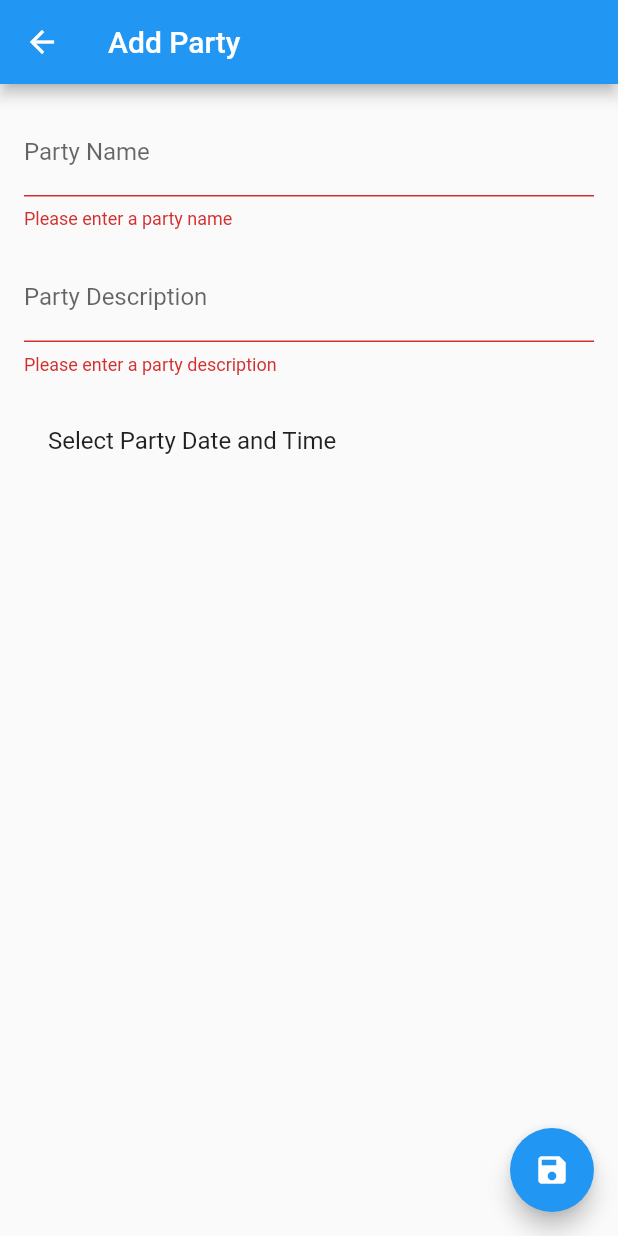
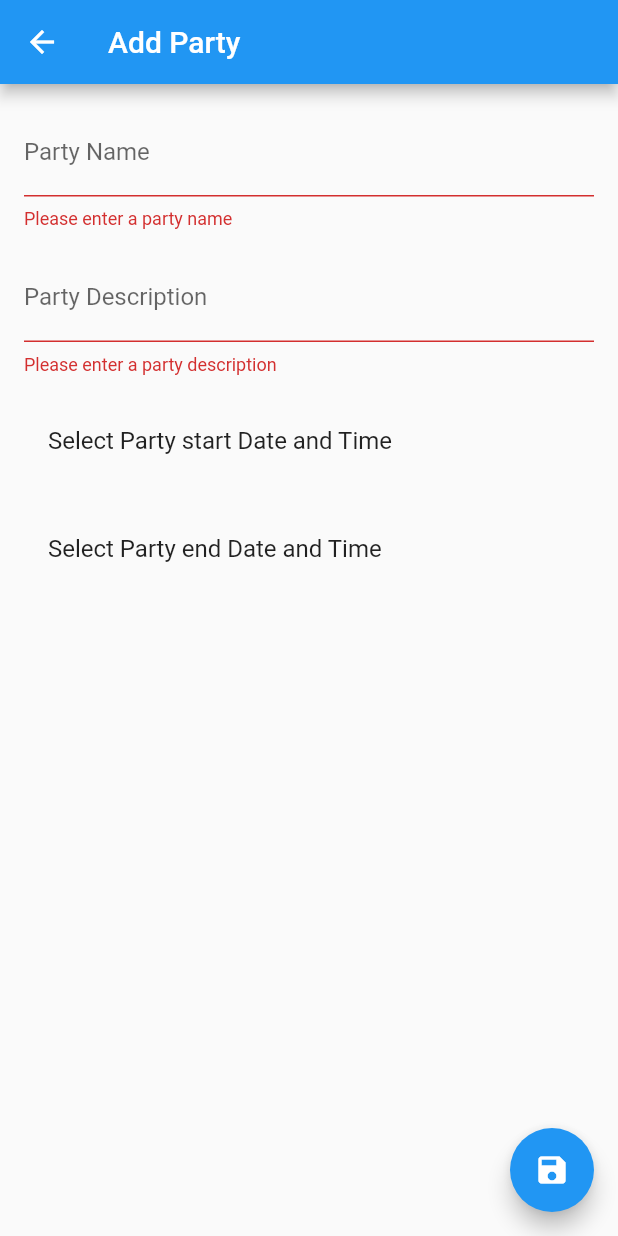
Before and after one commit to jomarderrie/partyplannerflutter, a Flutter app: the AddPartyScreen screen opened directly, after a tap on the "save" icon, on a phone screen of 412 x 824 dp. Run offline on Flutter 3.47's test engine with Material 2 defaults, Android fonts, the phone set to English and light mode, and no system bars.

Commit message:
basic setup

```diff
--- a/lib/main.dart
+++ b/lib/main.dart
@@ -1,7 +1,9 @@
 import 'package:flutter/material.dart';
 
+import 'package:intl/intl.dart';
 
 import 'party.dart';
+import 'screens/AddPartyScreen.dart';
 
 void main() {
   runApp(const MyApp());
@@ -64,6 +66,11 @@ class _MyHomePageState extends State<MyHomePage> {
       _counter++;
     });
   }
+  void _addParty(party partyObj) {
+    setState(() {
+      _parties.add(partyObj);
+    });
+  }
 
   @override
   Widget build(BuildContext context) {
@@ -81,11 +88,11 @@ class _MyHomePageState extends State<MyHomePage> {
           itemCount: _parties.length,
           itemBuilder: (context, index) {
             final party = _parties[index];
-            // final formattedDate = DateFormat.yMd().add_jm().format(party.date);
+            final formattedDate = DateFormat.yMd().add_jm().format(party.startDate);
 
             return ListTile(
               title: Text(party.name),
-              // subtitle: Text(formattedDate),
+              subtitle: Text(formattedDate),
             );
           },
         ),
@@ -96,9 +103,9 @@ class _MyHomePageState extends State<MyHomePage> {
               MaterialPageRoute(builder: (context) => AddPartyScreen()),
             );
 
-            // if (party != null) {
-            //   _addParty(party);
-            // }
+            if (party != null) {
+              _addParty(party);
+            }
           },
           tooltip: 'Add Party',
           child: Icon(Icons.add),
--- a/lib/screens/AddPartyScreen.dart
+++ b/lib/screens/AddPartyScreen.dart
@@ -1,5 +1,7 @@
 import 'package:flutter/material.dart';
 import 'package:intl/intl.dart';
+
+import '../party.dart';
 
 class AddPartyScreen extends StatefulWidget {
   @override
@@ -11,6 +13,7 @@ class _AddPartyScreenState extends State<AddPartyScreen> {
   final _nameController = TextEditingController();
   final _descriptionController = TextEditingController();
   DateTime? _selectedDate;
+  DateTime? endPartyDate;
 
   void _selectDate() async {
     final picked = await showDatePicker(
@@ -29,6 +32,34 @@ class _AddPartyScreenState extends State<AddPartyScreen> {
       if (selectedTime != null) {
         setState(() {
           _selectedDate = DateTime(
+            picked.year,
+            picked.month,
+            picked.day,
+            selectedTime.hour,
+            selectedTime.minute,
+          );
+        });
+      }
+    }
+  }
+
+  Future<void> _endPartyDate() async {
+    final picked = await showDatePicker(
+      context: context,
+      initialDate: DateTime.now(),
+      firstDate: DateTime.now(),
+      lastDate: DateTime(2100),
+    );
+
+    if (picked != null) {
+      final selectedTime = await showTimePicker(
+        context: context,
+        initialTime: TimeOfDay.now(),
+      );
+
+      if (selectedTime != null) {
+        setState(() {
+          endPartyDate = DateTime(
             picked.year,
             picked.month,
             picked.day,
@@ -78,12 +109,19 @@ class _AddPartyScreenState extends State<AddPartyScreen> {
                   return null;
                 },
               ),
-              SizedBox(height: 16.0),
+              const SizedBox(height: 16.0),
               ListTile(
                 title: Text(_selectedDate == null
-                    ? 'Select Party Date and Time'
-                    : 'Party Date and Time: ${DateFormat.yMd().add_jm().format(_selectedDate!)}'),
+                    ? 'Select Party start Date and Time'
+                    : 'Party Date end and Time: ${DateFormat.yMd().add_jm().format(_selectedDate!)}'),
                 onTap: _selectDate,
+              ),
+              const SizedBox(height: 16.0),
+              ListTile(
+                title: Text(endPartyDate == null
+                    ? 'Select Party end Date and Time'
+                    : 'Party Date end and Time: ${DateFormat.yMd().add_jm().format(endPartyDate!)}'),
+                onTap: _endPartyDate,
               ),
             ],
           ),
@@ -91,12 +129,15 @@ class _AddPartyScreenState extends State<AddPartyScreen> {
       ),
       floatingActionButton: FloatingActionButton(
         onPressed: () {
-          if (_formKey.currentState!.validate() && _selectedDate != null) {
-            final party = party(
-
+          if (_formKey.currentState!.validate() && _selectedDate != null && endPartyDate != null) {
+            final partyObj = party(
+              name: _nameController.text,
+              description: _descriptionController.text,
+             startDate: _selectedDate!,
+              endDate: endPartyDate!,
             );
 
-            Navigator.pop(context, party);
+            Navigator.pop(context, partyObj);
           }
         },
         tooltip: 'Save',
--- a/pubspec.yaml
+++ b/pubspec.yaml
@@ -30,7 +30,7 @@ environment:
 dependencies:
   flutter:
     sdk: flutter
-
+  intl: ^0.17.0
 
   # The following adds the Cupertino Icons font to your application.
   # Use with the CupertinoIcons class for iOS style icons.
```
Also changed, not shown: pubspec.lock.
